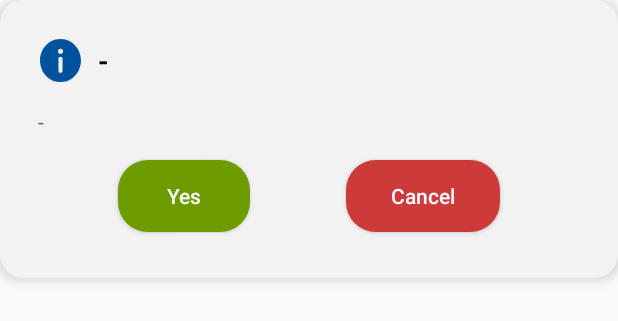
After one commit to mabar1d/Mobile_Mabar_V1, an Android app: the layout dialog_confirmation.xml on its own in the app's theme, with its tools: preview values and no code run, on a phone screen of 412 x 824 dp. The commit adds this screen. Shown: the top 321 px of the screen. Run offline under Robolectric (Android 15) with nearby library versions, the phone set to English and light mode, and no system bars; network calls fail.

Commit message:
add custom dialog confirmation

```diff
--- /dev/null
+++ b/app/src/main/res/layout/dialog_confirmation.xml
@@ -0,0 +1,83 @@
+<?xml version="1.0" encoding="utf-8"?>
+<androidx.constraintlayout.widget.ConstraintLayout
+    xmlns:android="http://schemas.android.com/apk/res/android"
+    xmlns:app="http://schemas.android.com/apk/res-auto"
+    xmlns:tools="http://schemas.android.com/tools"
+    android:layout_width="match_parent"
+    android:layout_height="wrap_content"
+    android:gravity="center"
+    android:background="@drawable/rounded_edit_text_grey"
+    android:elevation="5dp"
+    android:padding="25dp">
+
+    <ImageView
+        android:id="@+id/imageView2"
+        android:layout_width="30dp"
+        android:layout_height="30dp"
+        android:maxWidth="60dp"
+        android:maxHeight="60dp"
+        android:src="@drawable/ic_new_information"
+        app:layout_constraintStart_toStartOf="parent"
+        app:layout_constraintTop_toTopOf="parent" />
+
+    <TextView
+        android:id="@+id/tv_title"
+        style="@style/TextAppearance.AppCompat.Medium"
+        android:layout_width="wrap_content"
+        android:layout_height="wrap_content"
+        android:layout_marginStart="10dp"
+        android:textAlignment="textStart"
+        android:textColor="@android:color/black"
+        android:textStyle="bold"
+        app:layout_constraintBottom_toBottomOf="@+id/imageView2"
+        app:layout_constraintStart_toEndOf="@+id/imageView2"
+        app:layout_constraintTop_toTopOf="@+id/imageView2"
+        android:text="-"/>
+
+    <TextView
+        android:id="@+id/tv_subtitle"
+        android:layout_width="match_parent"
+        android:layout_height="wrap_content"
+        android:paddingVertical="16dp"
+        android:textAlignment="textStart"
+        android:textColor="@color/text_grey"
+        android:visibility="visible"
+        app:layout_constraintBottom_toTopOf="@+id/btn_yes"
+        app:layout_constraintTop_toBottomOf="@+id/imageView2"
+        android:text="-"/>
+
+    <Button
+        android:id="@+id/btn_yes"
+        android:layout_width="wrap_content"
+        android:layout_height="wrap_content"
+        android:layout_marginEnd="5dp"
+        android:layout_marginBottom="5dp"
+        android:paddingRight="30dp"
+        android:paddingLeft="30dp"
+        android:text="Yes"
+        android:background="@drawable/rounded_button_green"
+        app:layout_constraintBottom_toBottomOf="parent"
+        android:textColor="@color/white_fab"
+        android:textAllCaps="false"
+        app:layout_constraintEnd_toStartOf="@+id/btn_no"
+        app:layout_constraintStart_toStartOf="parent"/>
+
+    <Button
+        android:id="@+id/btn_no"
+        android:layout_width="wrap_content"
+        android:layout_height="wrap_content"
+        android:layout_marginVertical="18dp"
+        android:paddingRight="30dp"
+        android:paddingLeft="30dp"
+        android:layout_marginStart="5dp"
+        android:layout_marginBottom="5dp"
+        android:background="@drawable/rounded_button_red"
+        android:text="Cancel"
+        android:textColor="@color/white_fab"
+        app:layout_constraintBottom_toBottomOf="@+id/btn_yes"
+        app:layout_constraintEnd_toEndOf="parent"
+        android:textAllCaps="false"
+        app:layout_constraintStart_toEndOf="@+id/btn_yes"
+        app:layout_constraintTop_toTopOf="@+id/btn_yes" />
+
+</androidx.constraintlayout.widget.ConstraintLayout>
```
Also changed, not shown: app/src/main/java/com/example/mabar_v1/main/DetailTournamentActivity.java (+12 -22 lines), app/src/main/java/com/example/mabar_v1/main/ProfileNewFragment.java (+10 -14 lines), app/src/main/java/com/example/mabar_v1/profile/HostSettingNewActivity.java (+15 -3 lines), app/src/main/java/com/example/mabar_v1/utility/GlobalMethod.java (+26 -16 lines).
